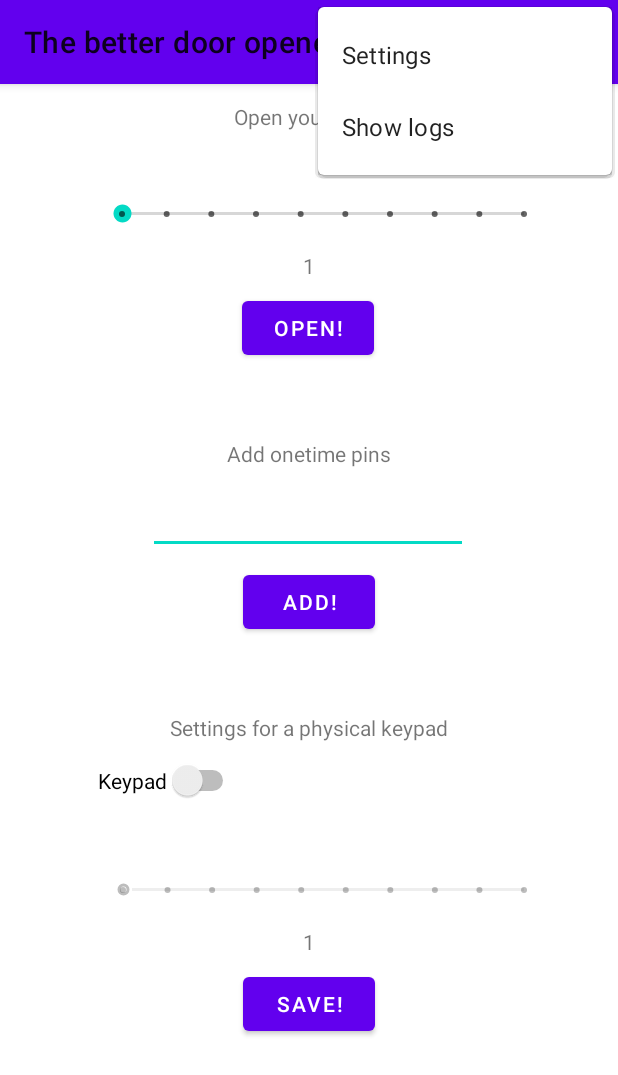
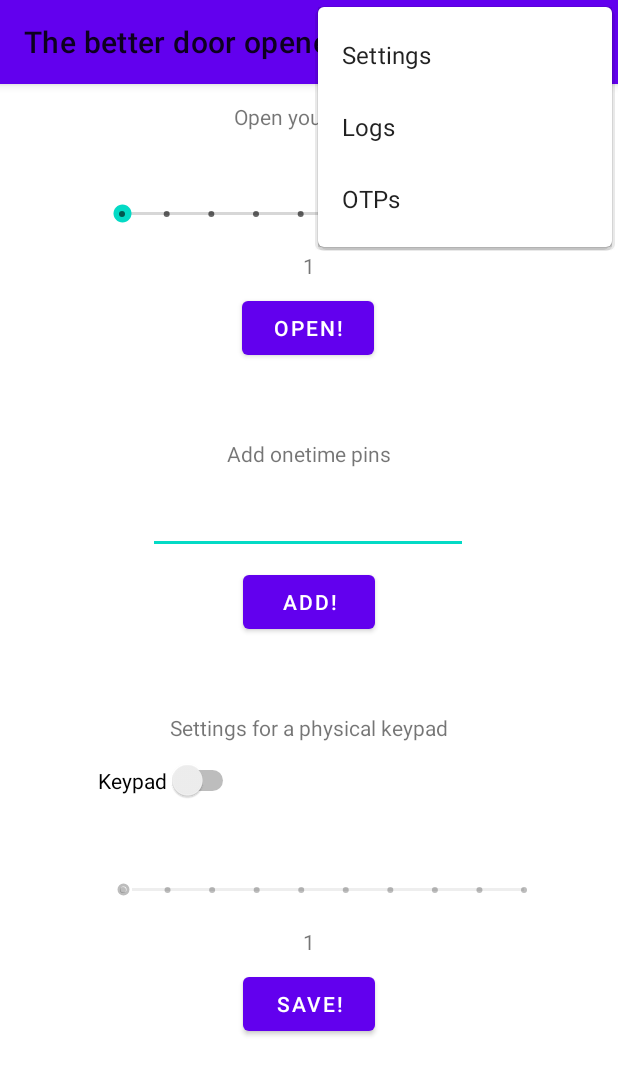
Before and after one commit to NikomitK/DoorOpener, an Android app: the OpenActivity screen opened directly, with no data from a screen before it, with the options menu open, on a phone screen of 412 x 824 dp. Shown: the top 1075 px of the screen. Run offline under Robolectric (Android 15) with nearby library versions, the phone set to English and light mode, and no system bars; network calls fail; 2 statements that could not run were skipped.

Commit message:
added menu items

```diff
--- a/app/src/main/res/menu/resource_menu.xml
+++ b/app/src/main/res/menu/resource_menu.xml
@@ -3,11 +3,16 @@
     xmlns:app="http://schemas.android.com/apk/res-auto">
     <item
         android:id="@+id/action_settings"
-        android:title="Settings"
+        android:title="@string/settings_title"
         app:showAsAction="never" />
 
     <item
         android:id="@+id/action_log"
-        android:title="Show logs"
+        android:title="@string/logs_title"
+        app:showAsAction="never" />
+
+    <item
+        android:id="@+id/action_otp"
+        android:title="@string/otp_title"
         app:showAsAction="never" />
 </menu>
```
